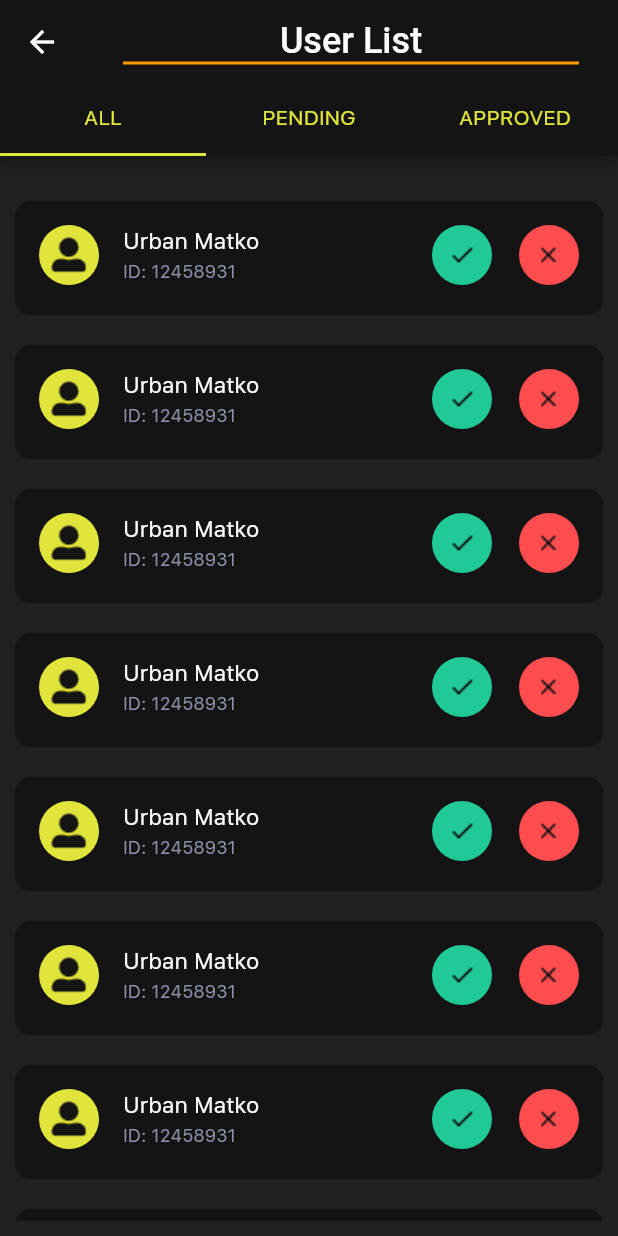
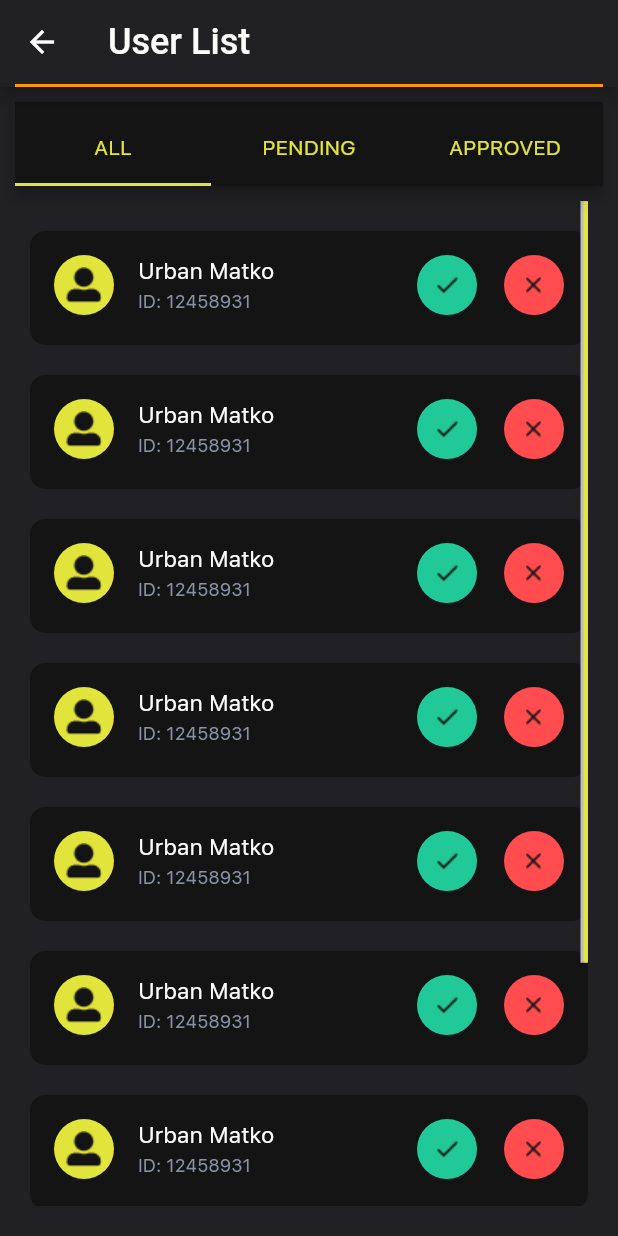
Before and after one commit to JUREXT/GL_Charger_App, a Flutter app: the UserListScreen screen opened directly, on a phone screen of 412 x 824 dp. Run offline on Flutter 3.47's test engine with Material 2 defaults, Android fonts, the phone set to English and light mode, and no system bars; our stand-ins replace cached_network_image, connectivity, flutter_icons, flutter_spinkit, shared_preferences; missing offline and left inert: circle_button, ez_localization; accounts and stored records are empty.

Commit message:
Updated toolbar for user list and added RawScrollbar with style.

```diff
--- a/lib/screens/user_list_screen.dart
+++ b/lib/screens/user_list_screen.dart
@@ -3,6 +3,8 @@ import 'package:gl_charge_app/tab_bar_pages/user_list_all_page.dart';
 import 'package:gl_charge_app/tab_bar_pages/user_list_approved_page.dart';
 import 'package:gl_charge_app/tab_bar_pages/user_list_pending_page.dart';
 import 'package:gl_charge_app/utils/constants.dart';
+import 'package:gl_charge_app/widgets/appBar1.dart';
+import 'package:gl_charge_app/widgets/appChargerListItem.dart';
 import 'package:gl_charge_app/widgets/appText.dart';
 
 import '../utils/constants.dart';
@@ -17,22 +19,19 @@ class UserListScreen extends StatefulWidget {
 class _UserListScreenState extends State<UserListScreen> {
   @override
   Widget build(BuildContext context) {
-    return DefaultTabController(
+    return Scaffold(
+      appBar: appBar1("User List"),
+      backgroundColor: Constants.ColorLightGrey,
+      body: Padding(
+       padding: EdgeInsets.all(10.0),
+        child: DefaultTabController(
           length: 3,
           initialIndex: 0,
           child: Scaffold(
-        appBar: AppBar(
+            appBar: PreferredSize(
+              preferredSize: Size.fromHeight(kToolbarHeight),
+              child: AppBar(
                 backgroundColor: Constants.ColorBlack,
-          title: PreferredSize(
-              child: Padding(
-                  padding: EdgeInsets.only(left: 10, right: 10),
-                  child: Column(
-                    children: [
-                      Text("User List", style: TextStyle(fontSize: 24.0, color: Constants.ColorWhite)),
-                      Container(color: Colors.orange, height: 2.0),
-                    ],
-                  )),
-              preferredSize: Size.fromHeight(5.0)),
                 bottom: TabBar(
                   indicatorWeight: 2,
                   isScrollable: false,
@@ -45,6 +44,7 @@ class _UserListScreenState extends State<UserListScreen> {
                   ],
                 ),
               ),
+            ),
             body: TabBarView(
               children: [
                 UserListAllPage(),
@@ -53,6 +53,8 @@ class _UserListScreenState extends State<UserListScreen> {
               ],
             ),
           ),
+        ),
+      ),
     );
   }
 }
--- a/lib/tab_bar_pages/user_list_all_page.dart
+++ b/lib/tab_bar_pages/user_list_all_page.dart
@@ -15,6 +15,14 @@ class _UserListAllPageState extends State<UserListAllPage> {
       backgroundColor: Constants.ColorLightGrey,
       body: Padding(
         padding: EdgeInsets.all(10.0),
+        child: RawScrollbar(
+          thumbColor: Constants.ColorYellow,
+          radius: Radius.circular(20),
+          thickness: 3,
+          isAlwaysShown: true,
+          child: Scrollbar(
+            thickness: 5,
+            isAlwaysShown: true,
             child: ListView(
               children: <Widget>[
                 SizedBox(height: 20.0),
@@ -40,6 +48,8 @@ class _UserListAllPageState extends State<UserListAllPage> {
               ],
             ),
           ),
+        ),
+      ),
     );
   }
 }
--- a/lib/tab_bar_pages/user_list_approved_page.dart
+++ b/lib/tab_bar_pages/user_list_approved_page.dart
@@ -17,6 +17,11 @@ class _UserListApprovedPageState extends State<UserListApprovedPage> {
       backgroundColor: Constants.ColorLightGrey,
       body: Padding(
         padding: EdgeInsets.all(10.0),
+        child: RawScrollbar(
+          thumbColor: Constants.ColorYellow,
+          radius: Radius.circular(20),
+          thickness: 3,
+          isAlwaysShown: true,
           child: ListView(
             children: <Widget>[
               SizedBox(height: 20.0),
@@ -42,6 +47,7 @@ class _UserListApprovedPageState extends State<UserListApprovedPage> {
             ],
           ),
         ),
+      ),
     );
   }
 }
--- a/lib/tab_bar_pages/user_list_pending_page.dart
+++ b/lib/tab_bar_pages/user_list_pending_page.dart
@@ -18,6 +18,11 @@ class _UserListPendingPageState extends State<UserListPendingPage> {
       backgroundColor: Constants.ColorLightGrey,
       body: Padding(
         padding: EdgeInsets.all(10.0),
+        child: RawScrollbar(
+          thumbColor: Constants.ColorYellow,
+          radius: Radius.circular(20),
+          thickness: 3,
+          isAlwaysShown: true,
           child: ListView(
             children: <Widget>[
               SizedBox(height: 20.0),
@@ -43,6 +48,7 @@ class _UserListPendingPageState extends State<UserListPendingPage> {
             ],
           ),
         ),
+      ),
     );
   }
 }
```
Also changed, not shown: lib/screens/charge_screen.dart (+10 -12 lines). Lines whose indentation alone changed are shown as unchanged.
